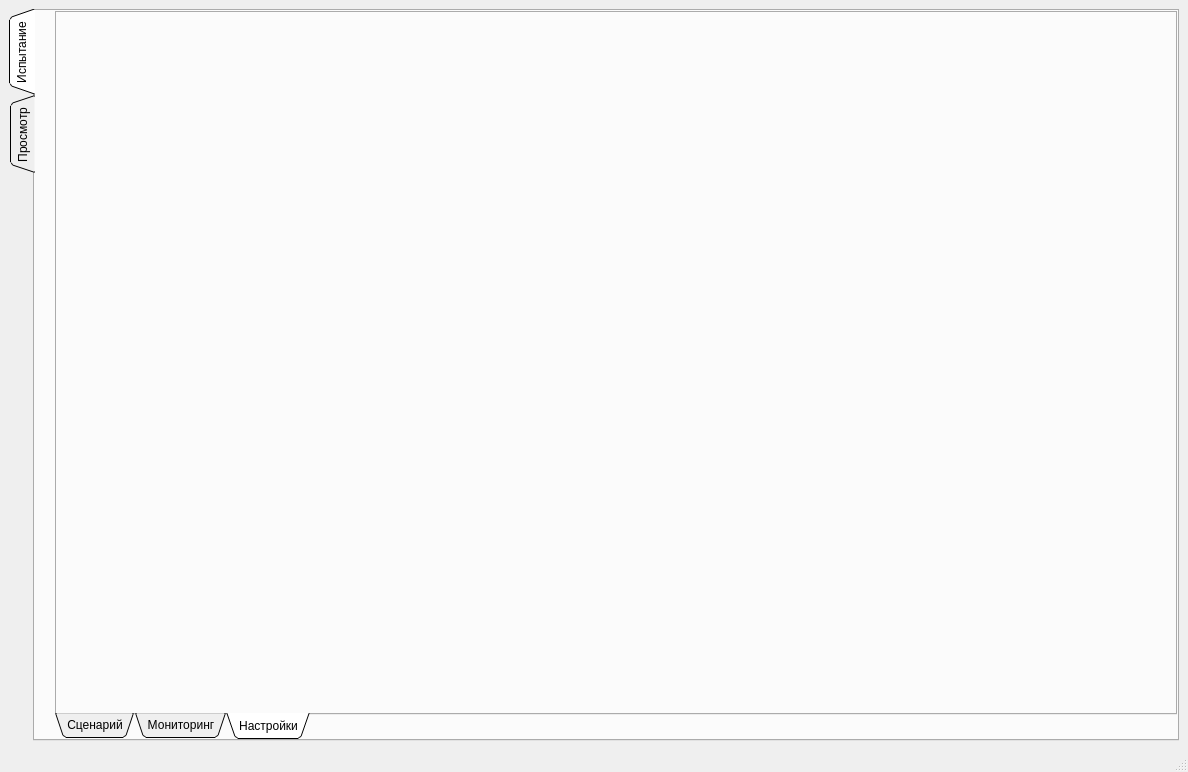
This is app/ui/designer/main_window.ui in Shqet/Surprize_v4.0 as Qt 5 draws it before an edit. The edited form follows.
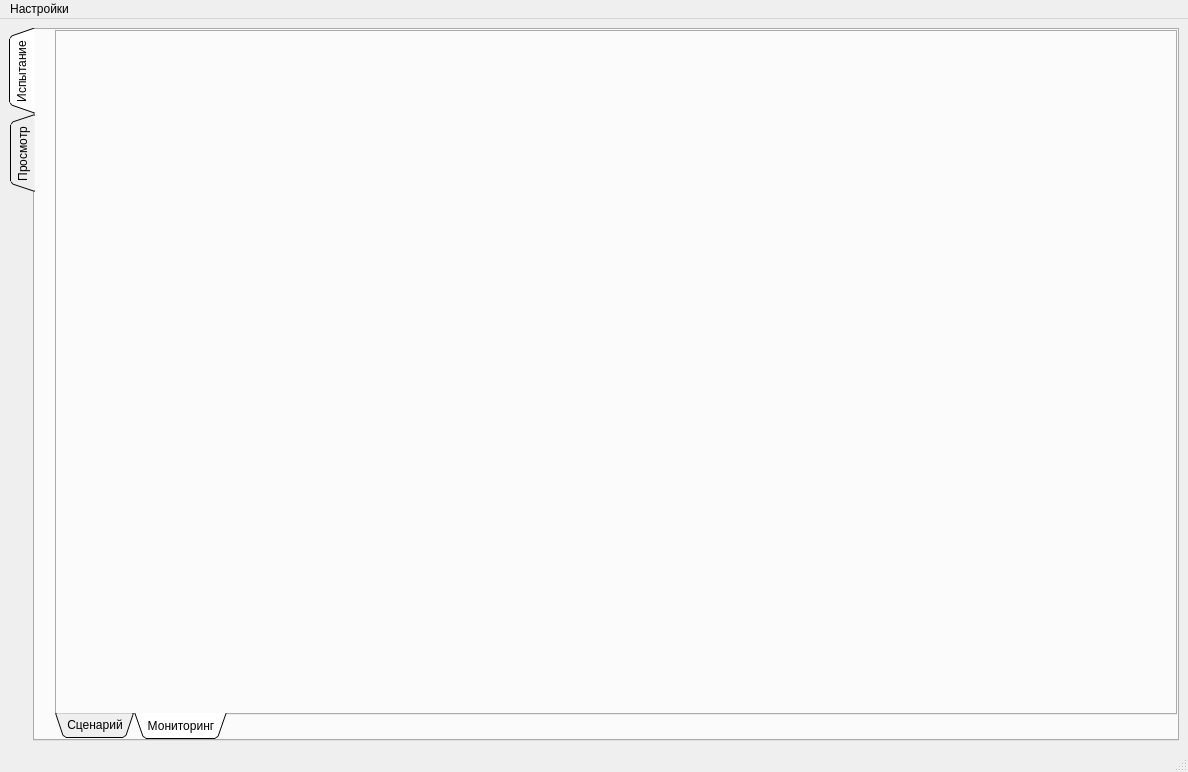
This is the edited form. The open tabs and pages were chosen to show the change.

Patch:
```diff
--- a/app/ui/designer/main_window.ui
+++ b/app/ui/designer/main_window.ui
@@ -250,16 +250,6 @@
             </item>
            </layout>
           </widget>
-          <widget class="QWidget" name="optionsTab">
-           <attribute name="title">
-            <string>Настройки</string>
-           </attribute>
-           <layout class="QGridLayout" name="gridLayout_6">
-            <item row="0" column="0">
-             <layout class="QGridLayout" name="l_options"/>
-            </item>
-           </layout>
-          </widget>
          </widget>
         </item>
        </layout>
@@ -311,6 +301,12 @@
      <height>21</height>
     </rect>
    </property>
+   <widget class="QMenu" name="menu">
+    <property name="title">
+     <string>Настройки</string>
+    </property>
+   </widget>
+   <addaction name="menu"/>
   </widget>
   <widget class="QStatusBar" name="statusbar"/>
  </widget>
```
Left out of the diff: 2 changed lines with no effect on the pictures.
